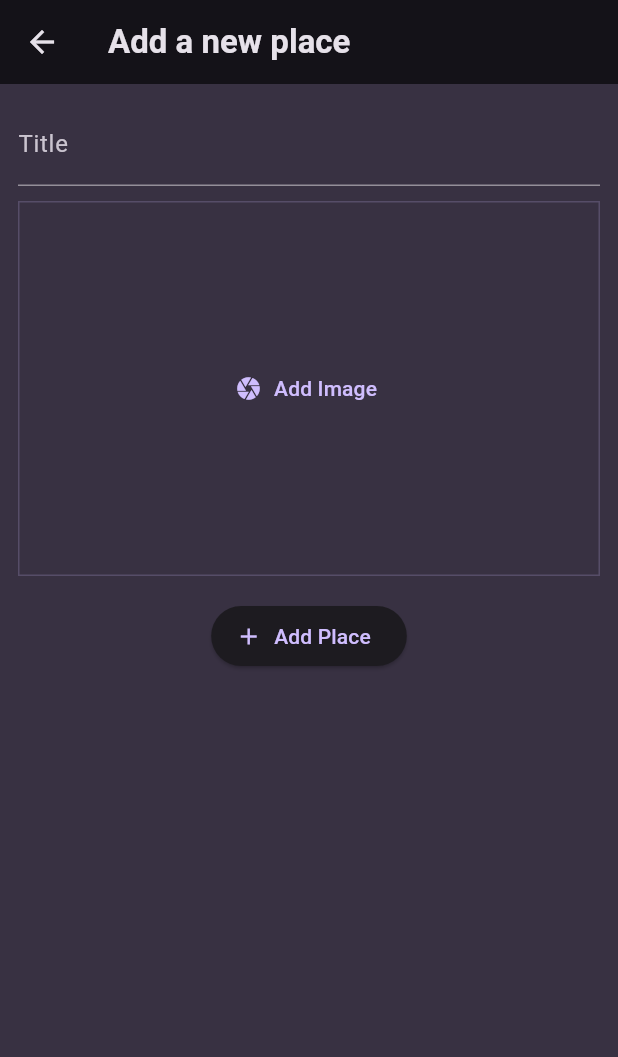
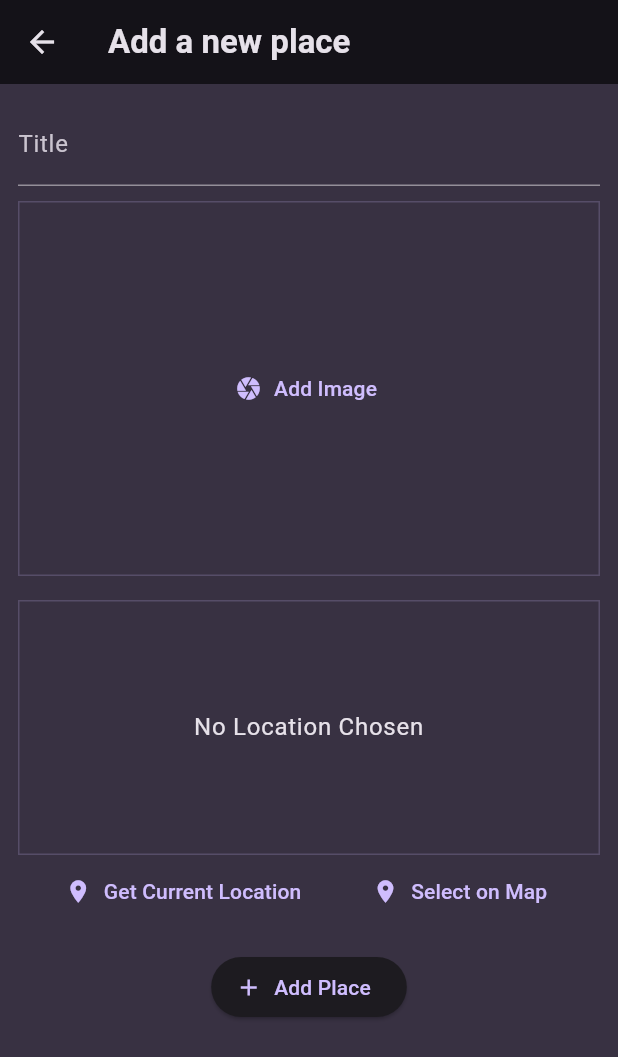
Before and after one commit to IvanBodnarash/Favorite-Places-App, a Flutter app: the AddPlaceScreen screen opened directly, on a phone screen of 412 x 824 dp. Shown: the top 1057 px of the screen. Run offline on Flutter 3.47's test engine with Material 3 defaults, Android fonts, the phone set to English and light mode, and no system bars; our stand-ins replace flutter_riverpod, google_fonts, image_picker, location.

Commit message:
adding the user's current location

```diff
--- a/lib/models/place.dart
+++ b/lib/models/place.dart
@@ -1,10 +1,13 @@
+import 'dart:io';
+
 import 'package:uuid/uuid.dart';
 
 const uuid = Uuid();
 
 class Place {
-  Place({required this.title}) : id = uuid.v4();
+  Place({required this.title, required this.image}) : id = uuid.v4();
 
   final String id;
   final String title;
+  final File image;
 }
--- a/lib/providers/user_places.dart
+++ b/lib/providers/user_places.dart
@@ -1,11 +1,14 @@
+import 'dart:io';
+
 import 'package:favorite_places_app/models/place.dart';
 import 'package:flutter_riverpod/flutter_riverpod.dart';
 
 class UserPlacesNotifier extends StateNotifier<List<Place>> {
   UserPlacesNotifier() : super(const []);
-  void addPlace(String title) {
+  void addPlace(String title, File image) {
     final newPlace = Place(
       title: title,
+      image: image,
     );
     state = [newPlace, ...state];
   }
--- a/lib/screens/add_place.dart
+++ b/lib/screens/add_place.dart
@@ -1,4 +1,7 @@
+import 'dart:io';
+
 import 'package:favorite_places_app/widgets/image_input.dart';
+import 'package:favorite_places_app/widgets/location_input.dart';
 import 'package:flutter/material.dart';
 import 'package:flutter_riverpod/flutter_riverpod.dart';
 
@@ -15,15 +18,16 @@ class AddPlaceScreen extends ConsumerStatefulWidget {
 
 class _AddPlaceScreenState extends ConsumerState<AddPlaceScreen> {
   final _titleController = TextEditingController();
+  File? _selectedImage;
 
   void _savePlace() {
     final enteredTitle = _titleController.text;
 
-    if (enteredTitle.isEmpty) {
+    if (enteredTitle.isEmpty || _selectedImage == null) {
       return;
     }
 
-    ref.read(userPlacesProvider.notifier).addPlace(enteredTitle);
+    ref.read(userPlacesProvider.notifier).addPlace(enteredTitle, _selectedImage!);
 
     Navigator.of(context).pop();
   }
@@ -52,7 +56,13 @@ class _AddPlaceScreenState extends ConsumerState<AddPlaceScreen> {
               ),
             ),
             const SizedBox(height: 10),
-            ImageInput(),
+            ImageInput(
+              onPickImage: (image) {
+                _selectedImage = image;
+              },
+            ),
+            const SizedBox(height: 16),
+            LocationInput(),
             const SizedBox(height: 16),
             ElevatedButton.icon(
               onPressed: _savePlace,
--- a/lib/widgets/image_input.dart
+++ b/lib/widgets/image_input.dart
@@ -4,7 +4,9 @@ import 'package:flutter/material.dart';
 import 'package:image_picker/image_picker.dart';
 
 class ImageInput extends StatefulWidget {
-  const ImageInput({super.key});
+  const ImageInput({super.key, required this.onPickImage});
+
+  final void Function(File image) onPickImage;
 
   @override
   State<ImageInput> createState() {
@@ -28,6 +30,8 @@ class _ImageInputState extends State<ImageInput> {
     setState(() {
       _selectedImage = File(pickedImage.path);
     });
+
+    widget.onPickImage(_selectedImage!);
   }
 
   @override
--- /dev/null
+++ b/lib/widgets/location_input.dart
@@ -0,0 +1,102 @@
+import 'package:flutter/material.dart';
+import 'package:location/location.dart';
+
+class LocationInput extends StatefulWidget {
+  const LocationInput({super.key});
+
+  @override
+  State<LocationInput> createState() {
+    return _LocationInputState();
+  }
+}
+
+class _LocationInputState extends State<LocationInput> {
+  Location? _pickedLocation;
+  var _isGettingLocation = false;
+
+  void _getCurrentLocation() async {
+    Location location = Location();
+
+    bool serviceEnabled;
+    PermissionStatus permissionGranted;
+    LocationData locationData;
+
+    serviceEnabled = await location.serviceEnabled();
+    if (!serviceEnabled) {
+      serviceEnabled = await location.requestService();
+      if (!serviceEnabled) {
+        return;
+      }
+    }
+
+    permissionGranted = await location.hasPermission();
+    if (permissionGranted == PermissionStatus.denied) {
+      permissionGranted = await location.requestPermission();
+      if (permissionGranted != PermissionStatus.granted) {
+        return;
+      }
+    }
+
+    setState(() {
+      _isGettingLocation = true;
+    });
+
+    locationData = await location.getLocation();
+
+    setState(() {
+      _isGettingLocation = false;
+    });
+
+    print(locationData.latitude);
+    print(locationData.longitude);
+  }
+
+  @override
+  Widget build(BuildContext context) {
+    Widget previewContent = Text(
+      'No Location Chosen',
+      textAlign: TextAlign.center,
+      style: Theme.of(context).textTheme.bodyLarge!.copyWith(
+            color: Theme.of(context).colorScheme.onBackground,
+          ),
+    );
+    return Column(
+      children: [
+        Container(
+          height: 170,
+          width: double.infinity,
+          alignment: Alignment.center,
+          decoration: BoxDecoration(
+            border: Border.all(
+              width: 1,
+              color: Theme.of(context).colorScheme.primary.withOpacity(0.2),
+            ),
+          ),
+          child: Text(
+            'No Location Chosen',
+            textAlign: TextAlign.center,
+            style: Theme.of(context)
+                .textTheme
+                .bodyLarge!
+                .copyWith(color: Theme.of(context).colorScheme.onBackground),
+          ),
+        ),
+        Row(
+          mainAxisAlignment: MainAxisAlignment.spaceEvenly,
+          children: [
+            TextButton.icon(
+              icon: const Icon(Icons.location_on),
+              label: const Text('Get Current Location'),
+              onPressed: _getCurrentLocation,
+            ),
+            TextButton.icon(
+              icon: const Icon(Icons.location_on),
+              label: const Text('Select on Map'),
+              onPressed: _getCurrentLocation,
+            )
+          ],
+        ),
+      ],
+    );
+  }
+}
--- a/lib/widgets/places_list.dart
+++ b/lib/widgets/places_list.dart
@@ -24,6 +24,10 @@ class PlacesList extends StatelessWidget {
     return ListView.builder(
       itemCount: places.length,
       itemBuilder: (ctx, index) => ListTile(
+        leading: CircleAvatar(
+          radius: 26,
+          backgroundImage: FileImage(places[index].image),
+        ),
         title: Text(
           places[index].title,
           style: Theme.of(context).textTheme.titleMedium!.copyWith(
--- a/pubspec.yaml
+++ b/pubspec.yaml
@@ -39,6 +39,7 @@ dependencies:
   uuid: ^4.3.3
   flutter_riverpod: ^2.5.1
   image_picker: ^1.0.7
+  location: ^6.0.1
 
 dev_dependencies:
   flutter_test:
```
Also changed, not shown: lib/screens/place_detail.dart (+9 -5 lines), lib/screens/places.dart (+5 -2 lines), pubspec.lock, 3 other files.
